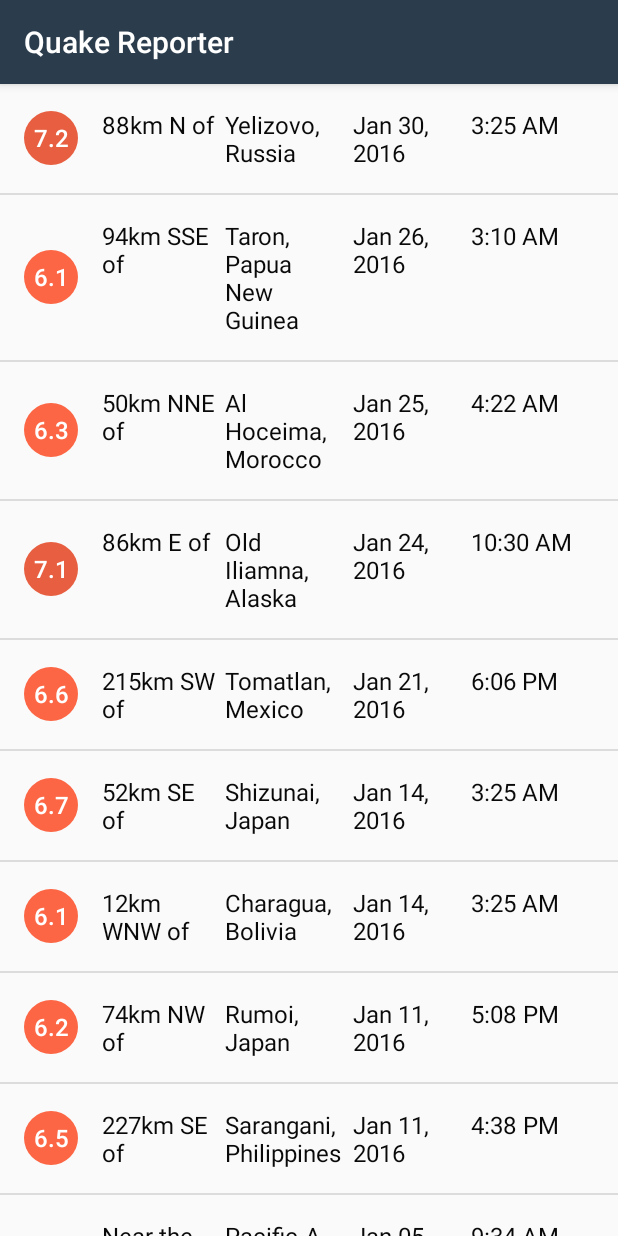
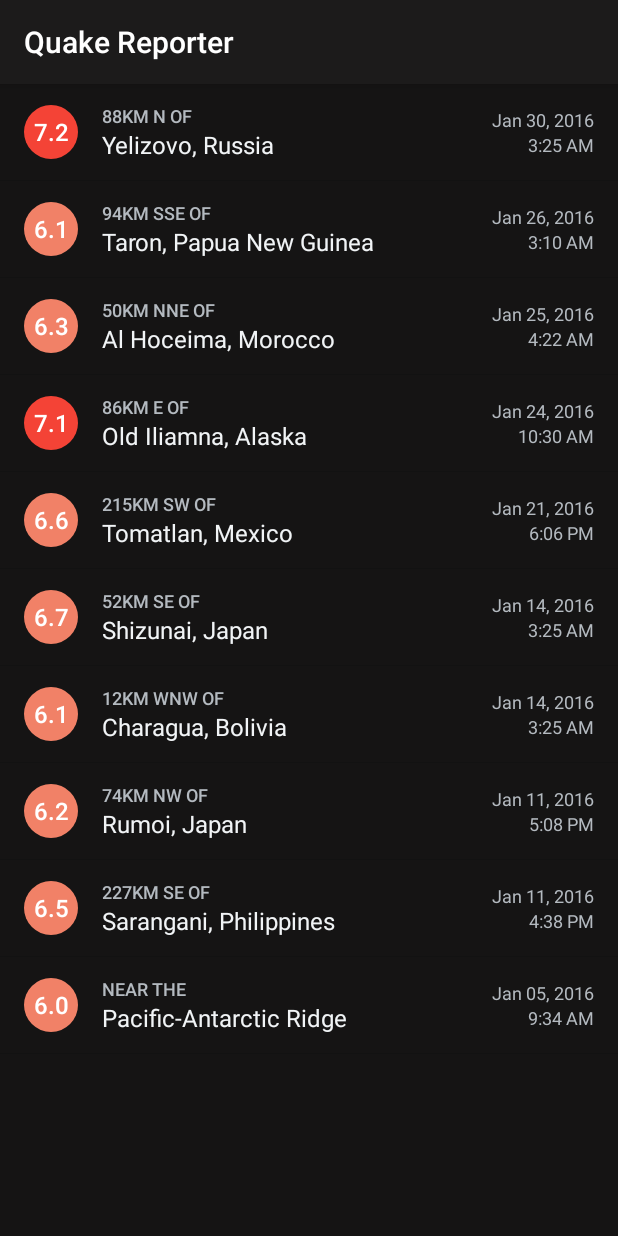
Before and after one commit to SamarpanDas/Instant-Earthquake-Tracker, an Android app: the screen it shows after launch (EarthquakeActivity), on a phone screen of 412 x 824 dp. Run offline under Robolectric (Android 15) with nearby library versions, the phone set to English and light mode, and no system bars.

Commit message:
UI Improved.

```diff
--- a/app/src/main/res/layout/earthquake_activity.xml
+++ b/app/src/main/res/layout/earthquake_activity.xml
@@ -18,4 +18,6 @@
     android:id="@+id/listView"
     android:orientation="vertical"
     android:layout_width="match_parent"
-    android:layout_height="match_parent"/>
+    android:layout_height="match_parent"
+    android:background="#151414"
+    android:dividerHeight="0.05dp"/>
--- a/app/src/main/res/layout/list_item.xml
+++ b/app/src/main/res/layout/list_item.xml
@@ -1,11 +1,14 @@
 <?xml version="1.0" encoding="utf-8"?>
 <LinearLayout xmlns:android="http://schemas.android.com/apk/res/android"
+    xmlns:tools="http://schemas.android.com/tools"
     android:layout_width="match_parent"
-    android:layout_height="wrap_content"
-    android:layout_gravity="left"
-    android:minHeight="?android:attr/listPreferredItemHeight"
+    android:layout_height="?android:attr/listPreferredItemHeight"
+    android:background="#151414"
     android:orientation="horizontal"
-    android:padding="16dp">
+    android:paddingStart="16dp"
+    android:paddingLeft="16dp"
+    android:paddingEnd="16dp"
+    android:paddingRight="16dp">
 
     <TextView
         android:id="@+id/magnitudeTextView"
@@ -17,47 +20,66 @@
         android:gravity="center"
         android:textColor="@android:color/white"
         android:textSize="16sp"
-        android:text="8.9" />
+        tools:text="8.9" />
+
+    <LinearLayout
+        android:layout_width="0dp"
+        android:layout_height="wrap_content"
+        android:layout_gravity="center_vertical"
+        android:layout_marginStart="16dp"
+        android:layout_marginLeft="16dp"
+        android:layout_weight="1"
+        android:orientation="vertical">
 
         <TextView
             android:id="@+id/locationTextView"
-        android:layout_width="0dp"
+            android:layout_width="wrap_content"
             android:layout_height="wrap_content"
-        android:layout_weight="1"
-        android:paddingRight="2dp"
-        android:layout_marginLeft="16dp"
-        android:text="20km left of"
-        android:textColor="#090909"
-        android:textSize="16sp" />
+            android:ellipsize="end"
+            android:fontFamily="sans-serif-medium"
+            android:maxLines="1"
+            android:textAllCaps="true"
+            android:textColor="@color/textColorEarthquakeDetails"
+            android:textSize="12sp"
+            tools:text="30km S of" />
 
         <TextView
             android:id="@+id/locationMainTextView"
-        android:layout_width="0dp"
+            android:layout_width="wrap_content"
             android:layout_height="wrap_content"
-        android:layout_weight="1"
-        android:paddingRight="2dp"
-        android:text="San Francisco"
-        android:textColor="#090909"
-        android:textSize="16sp" />
+            android:ellipsize="end"
+            android:maxLines="2"
+            android:textColor="@color/textColorEarthquakeLocation"
+            android:textSize="16sp"
+            tools:text="Long placeholder location that should wrap to more than 2 lines of text" />
+
+    </LinearLayout>
+
+    <LinearLayout
+        android:layout_width="wrap_content"
+        android:layout_height="wrap_content"
+        android:layout_gravity="center_vertical"
+        android:layout_marginStart="16dp"
+        android:layout_marginLeft="16dp"
+        android:orientation="vertical">
 
         <TextView
             android:id="@+id/dateTextView"
-        android:layout_width="0dp"
+            android:layout_width="wrap_content"
             android:layout_height="wrap_content"
-        android:layout_weight="1"
-        android:gravity="left"
-        android:paddingLeft="3dp"
-        android:paddingRight="2dp"
-        android:text="Feb 2, 2020"
-        android:textColor="#090909"
-        android:textSize="16sp" />
+            android:gravity="end"
+            android:textColor="@color/textColorEarthquakeDetails"
+            android:textSize="12sp"
+            tools:text="Mar 6, 2010" />
 
         <TextView
             android:id="@+id/timeTextView"
-        android:layout_width="0dp"
+            android:layout_width="wrap_content"
             android:layout_height="wrap_content"
-        android:layout_weight="1"
-        android:textColor="#090909"
-        android:textSize="16sp"
-        android:text="3:00 PM" />
+            android:layout_gravity="end"
+            android:textColor="@color/textColorEarthquakeDetails"
+            android:textSize="12sp"
+            tools:text="3:00 PM" />
+
     </LinearLayout>
+</LinearLayout>
--- a/app/src/main/res/values/colors.xml
+++ b/app/src/main/res/values/colors.xml
@@ -15,41 +15,48 @@
 -->
 <resources>
     <!-- Primary color of the app (shown in the app bar) -->
-    <color name="colorPrimary">#2B3D4D</color>
+    <color name="colorPrimary">#1C1B1B</color>
 
     <!-- Primary dark color of the app (shown in the status bar) -->
-    <color name="colorPrimaryDark">#23303D</color>
+    <color name="colorPrimaryDark">#151414</color>
 
     <!-- Accent color of the app -->
-    <color name="colorAccent">#10CAC9</color>
+    <color name="colorAccent">#BFF1F1</color>
 
     <!-- Color for an earthquake with magnitude 0 and 2 -->
-    <color name="magnitude1">#4A7BA7</color>
+    <color name="magnitude1">#3E77AA</color>
 
     <!-- Magnitude circle color for an earthquake with magnitude between 2 and 3 -->
-    <color name="magnitude2">#04B4B3</color>
+    <color name="magnitude2">#94D1D1</color>
 
     <!-- Magnitude circle color for an earthquake with magnitude between 3 and 4 -->
-    <color name="magnitude3">#10CAC9</color>
+    <color name="magnitude3">#07ACAB</color>
 
     <!-- Magnitude circle color for an earthquake with magnitude between 4 and 5 -->
-    <color name="magnitude4">#F5A623</color>
+    <color name="magnitude4">#EDC074</color>
 
     <!-- Magnitude circle color for an earthquake with magnitude between 5 and 6 -->
-    <color name="magnitude5">#FF7D50</color>
+    <color name="magnitude5">#FA9F05</color>
 
     <!-- Magnitude circle color for an earthquake with magnitude between 6 and 7 -->
-    <color name="magnitude6">#FC6644</color>
+    <color name="magnitude6">#F18167</color>
 
     <!-- Magnitude circle color for an earthquake with magnitude between 7 and 8 -->
-    <color name="magnitude7">#E75F40</color>
+    <color name="magnitude7">#F44336</color>
 
     <!-- Magnitude circle color for an earthquake with magnitude between 8 and 9 -->
-    <color name="magnitude8">#E13A20</color>
+    <color name="magnitude8">#BA301B</color>
 
     <!-- Magnitude circle color for an earthquake with magnitude between 9 and 10 -->
-    <color name="magnitude9">#D93218</color>
+    <color name="magnitude9">#8A2010</color>
 
     <!-- Magnitude circle color for an earthquake with magnitude over 10 -->
-    <color name="magnitude10plus">#C03823</color>
+    <color name="magnitude10plus">#5A0D01</color>
+
+    <!-- Text color for the details of the earthquake in the list item -->
+    <color name="textColorEarthquakeDetails">#B4BAC0</color>
+
+    <!-- Text color for the primary location of the earthquake in the list item -->
+    <color name="textColorEarthquakeLocation">#F1F4F6</color>
+
 </resources>
```
Lines whose indentation alone changed are shown as unchanged.
